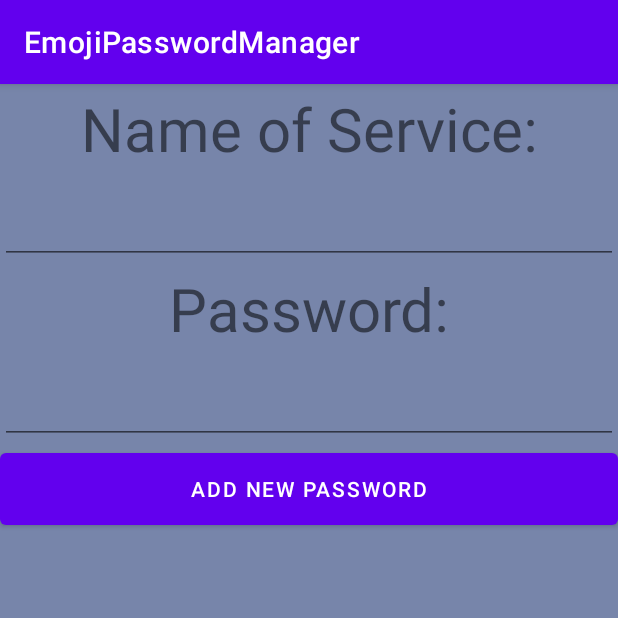
After one commit to arstagaev/EmojiPasswordManager, an Android app: the ResultFragment screen opened through its navigation route, on a phone screen of 412 x 824 dp, the top half of it. The commit adds this screen. Run offline under Robolectric (Android 15) with nearby library versions, the phone set to English and light mode, and no system bars; our stand-ins replace Room's generated code, Timber; 3 statements that could not run were skipped.

Commit message:
added main features

```diff
--- a/app/build.gradle
+++ b/app/build.gradle
@@ -40,6 +40,7 @@ dependencies {
     implementation 'androidx.appcompat:appcompat:1.2.0'
     implementation 'com.google.android.material:material:1.2.1'
     implementation 'androidx.constraintlayout:constraintlayout:2.0.4'
+    implementation 'androidx.legacy:legacy-support-v4:1.0.0'
     testImplementation 'junit:junit:4.+'
     androidTestImplementation 'androidx.test.ext:junit:1.1.2'
     androidTestImplementation 'androidx.test.espresso:espresso-core:3.3.0'
@@ -71,6 +72,7 @@ dependencies {
     implementation "androidx.navigation:navigation-fragment-ktx:2.3.1"
     implementation "androidx.navigation:navigation-ui-ktx:2.3.1"
 
+
     // Glide
 //    implementation 'com.github.bumptech.glide:glide:4.11.0'
 //    kapt 'com.github.bumptech.glide:compiler:4.11.0'
--- /dev/null
+++ b/app/src/main/java/com/revolve44/emojipasswordmanager/GameFragment.kt
@@ -0,0 +1,116 @@
+package com.revolve44.emojipasswordmanager
+
+import android.content.Context
+import android.os.Bundle
+import androidx.fragment.app.Fragment
+import android.view.View
+import androidx.lifecycle.Observer
+import androidx.navigation.fragment.NavHostFragment
+import androidx.recyclerview.widget.LinearLayoutManager
+import androidx.recyclerview.widget.RecyclerView
+import com.revolve44.emojipasswordmanager.ui.MainViewModel
+import com.revolve44.emojipasswordmanager.ui.MassiveAdapter
+import kotlinx.android.synthetic.main.fragment_game.*
+import timber.log.Timber
+import java.lang.Exception
+
+// TODO: Rename parameter arguments, choose names that match
+// the fragment initialization parameters, e.g. ARG_ITEM_NUMBER
+private const val ARG_PARAM1 = "param1"
+private const val ARG_PARAM2 = "param2"
+
+/**
+ * A simple [Fragment] subclass.
+ * Use the [GameFragment.newInstance] factory method to
+ * create an instance of this fragment.
+ */
+class GameFragment : Fragment(R.layout.fragment_game), MassiveAdapter.OnItemClickListener {
+    // TODO: Rename and change types of parameters
+    private var param1: String? = null
+    private var param2: String? = null
+
+   // private val exampleList = generateDummyList(500)
+   // private var adapter = MassiveAdapter(exampleList, this)
+    lateinit var recycler_view : RecyclerView
+
+    lateinit var viewModel : MainViewModel
+
+    override fun onCreate(savedInstanceState: Bundle?) {
+        super.onCreate(savedInstanceState)
+        arguments?.let {
+            param1 = it.getString(ARG_PARAM1)
+            param2 = it.getString(ARG_PARAM2)
+        }
+    }
+
+    override fun onViewCreated(view: View, savedInstanceState: Bundle?) {
+        super.onViewCreated(view, savedInstanceState)
+
+        val activity = activity as Context
+        viewModel =(activity as MainActivity).viewModel
+
+
+        fab.setOnClickListener {
+            //go to another fragment
+            NavHostFragment.findNavController(this).navigate(R.id.action_gameFragment_to_resultFragment)
+        }
+
+        recycler_view = view.findViewById(R.id.recycler_view)
+
+
+
+        viewModel.getAllPasswords().observe(viewLifecycleOwner, Observer { updates ->
+            try {
+                val adapter = MassiveAdapter(updates, this)
+                recycler_view.adapter = adapter
+                recycler_view.layoutManager = LinearLayoutManager(activity)
+                recycler_view.setHasFixedSize(true)
+            }catch (e: Exception){
+                Timber.e("rclvw ERROR log: "+e.message)
+            }
+
+
+        })
+
+
+
+    }
+
+    companion object {
+        /**
+         * Use this factory method to create a new instance of
+         * this fragment using the provided parameters.
+         *
+         * @param param1 Parameter 1.
+         * @param param2 Parameter 2.
+         * @return A new instance of fragment GameFragment.
+         */
+        // TODO: Rename and change types and number of parameters
+        @JvmStatic
+        fun newInstance(param1: String, param2: String) =
+            GameFragment().apply {
+                arguments = Bundle().apply {
+                    putString(ARG_PARAM1, param1)
+                    putString(ARG_PARAM2, param2)
+                }
+            }
+    }
+
+    override fun onItemClick(position: Int) {
+
+    }
+
+//    private fun generateDummyList(size: Int): ArrayList<PairNameandPassword> {
+//        val list = ArrayList<PairNameandPassword>()
+//        for (i in 0 until size) {
+//            val drawable = when (i % 3) {
+//                0 -> R.drawable.ic_baseline_add_24
+//                1 -> R.drawable.ic_baseline_add_24
+//                else -> R.drawable.ic_baseline_add_24
+//            }
+//            val item = PairNameandPassword(drawable, "Item $i", "Line 2")
+//            list += item
+//        }
+//        return list
+//    }
+}
--- a/app/src/main/java/com/revolve44/emojipasswordmanager/MainActivity.kt
+++ b/app/src/main/java/com/revolve44/emojipasswordmanager/MainActivity.kt
@@ -2,10 +2,23 @@ package com.revolve44.emojipasswordmanager
 
 import androidx.appcompat.app.AppCompatActivity
 import android.os.Bundle
+import androidx.lifecycle.ViewModelProvider
+import com.revolve44.emojipasswordmanager.repository.PassRepository
+import com.revolve44.emojipasswordmanager.ui.MainViewModel
+import com.revolve44.emojipasswordmanager.ui.ViewModelProviderFactory
 
 class MainActivity : AppCompatActivity() {
+
+    lateinit var viewModel : MainViewModel
+
     override fun onCreate(savedInstanceState: Bundle?) {
         super.onCreate(savedInstanceState)
         setContentView(R.layout.activity_main)
+
+        val repository = PassRepository(application) // really? wtf
+
+        val viewModelProviderFactory = ViewModelProviderFactory(application, repository)
+        viewModel = ViewModelProvider(this, viewModelProviderFactory).get(MainViewModel::class.java)
+
     }
 }
--- /dev/null
+++ b/app/src/main/java/com/revolve44/emojipasswordmanager/ResultFragment.kt
@@ -0,0 +1,82 @@
+package com.revolve44.emojipasswordmanager
+
+import android.content.Context
+import android.os.Bundle
+import android.text.Editable
+import androidx.fragment.app.Fragment
+import android.view.LayoutInflater
+import android.view.View
+import android.view.ViewGroup
+import android.widget.Button
+import android.widget.EditText
+import com.revolve44.emojipasswordmanager.models.PairNameandPassword
+import com.revolve44.emojipasswordmanager.ui.MainViewModel
+
+// TODO: Rename parameter arguments, choose names that match
+// the fragment initialization parameters, e.g. ARG_ITEM_NUMBER
+private const val ARG_PARAM1 = "param1"
+private const val ARG_PARAM2 = "param2"
+
+/**
+ * A simple [Fragment] subclass.
+ * Use the [ResultFragment.newInstance] factory method to
+ * create an instance of this fragment.
+ */
+class ResultFragment : Fragment(R.layout.fragment_result) {
+    // TODO: Rename and change types of parameters
+    private var param1: String? = null
+    private var param2: String? = null
+
+    lateinit var viewModel : MainViewModel
+    lateinit var confirmButton : Button
+    lateinit var inputServiceName : EditText
+    lateinit var inputPassword : EditText
+
+    override fun onCreate(savedInstanceState: Bundle?) {
+        super.onCreate(savedInstanceState)
+        arguments?.let {
+            param1 = it.getString(ARG_PARAM1)
+            param2 = it.getString(ARG_PARAM2)
+        }
+    }
+
+    override fun onViewCreated(view: View, savedInstanceState: Bundle?) {
+        super.onViewCreated(view, savedInstanceState)
+        val activity = activity as Context
+        viewModel =(activity as MainActivity).viewModel
+        confirmButton = view.findViewById(R.id.confirm)
+        inputServiceName = view.findViewById(R.id.input_name_of_service)
+        inputPassword = view.findViewById(R.id.input_password)
+
+
+        confirmButton.setOnClickListener {
+
+            val pairNameandPassword : PairNameandPassword = PairNameandPassword("VK","qwerty")
+            viewModel.newPassword.value =  pairNameandPassword
+            viewModel.addPassword("${inputServiceName.text}", "${inputPassword.text}")
+        }
+
+
+    }
+
+
+    companion object {
+        /**
+         * Use this factory method to create a new instance of
+         * this fragment using the provided parameters.
+         *
+         * @param param1 Parameter 1.
+         * @param param2 Parameter 2.
+         * @return A new instance of fragment ResultFragment.
+         */
+        // TODO: Rename and change types and number of parameters
+        @JvmStatic
+        fun newInstance(param1: String, param2: String) =
+                ResultFragment().apply {
+                    arguments = Bundle().apply {
+                        putString(ARG_PARAM1, param1)
+                        putString(ARG_PARAM2, param2)
+                    }
+                }
+    }
+}
--- a/app/src/main/java/com/revolve44/emojipasswordmanager/repository/PassRepository.kt
+++ b/app/src/main/java/com/revolve44/emojipasswordmanager/repository/PassRepository.kt
@@ -1,4 +1,16 @@
 package com.revolve44.emojipasswordmanager.repository
 
-class PassRepository {
+import android.app.Application
+import com.revolve44.emojipasswordmanager.models.PairNameandPassword
+import com.revolve44.emojipasswordmanager.storage.PassDatabase
+
+class PassRepository (app : Application) {
+    val db : PassDatabase = PassDatabase.getInstance(app)
+    val dao = db.passDao
+
+    suspend fun addPassword(pairNameandPassword: PairNameandPassword) = db.passDao.addPassword(pairNameandPassword)
+
+    fun getAllForecastCells() = db.passDao.getAllPasswords()
+
+    suspend fun deletePassword(pairNameandPassword: PairNameandPassword) = db.passDao.deleteOnePassword(pairNameandPassword)
 }
--- /dev/null
+++ b/app/src/main/java/com/revolve44/emojipasswordmanager/ui/MainViewModel.kt
@@ -0,0 +1,47 @@
+package com.revolve44.emojipasswordmanager.ui
+
+import android.app.Application
+import androidx.lifecycle.AndroidViewModel
+import androidx.lifecycle.LiveData
+import androidx.lifecycle.MutableLiveData
+import androidx.lifecycle.viewModelScope
+import com.revolve44.emojipasswordmanager.models.PairNameandPassword
+import com.revolve44.emojipasswordmanager.repository.PassRepository
+import kotlinx.coroutines.launch
+import timber.log.Timber
+
+class MainViewModel(app: Application, private val repository: PassRepository) : AndroidViewModel(app) {
+
+    //val repository : PassRepository = PassRepository(app)
+
+    var newPassword = MutableLiveData<PairNameandPassword>()
+
+    private var allForecastforChart : LiveData<List<PairNameandPassword>> = repository.getAllForecastCells()
+
+    init {
+        //startAlphaRequest()
+
+
+        Timber.i("init viewModel")
+    }
+
+//    fun addPassword(pairNameandPassword: PairNameandPassword) = viewModelScope.launch {
+//
+//    }
+
+    fun addPassword(nameOfService: String, password: String) = viewModelScope.launch{
+        val pairNameandPassword = PairNameandPassword(nameOfService,password)
+
+        repository.addPassword(pairNameandPassword)
+    }
+
+    fun getAllPasswords() : LiveData<List<PairNameandPassword>> {
+
+        return allForecastforChart
+    }
+
+    suspend fun deletePassword(pairNameandPassword: PairNameandPassword) {
+        repository.deletePassword(pairNameandPassword)
+    }
+
+}
--- /dev/null
+++ b/app/src/main/java/com/revolve44/emojipasswordmanager/ui/ViewModelProviderFactory.kt
@@ -0,0 +1,15 @@
+package com.revolve44.emojipasswordmanager.ui
+
+import android.app.Application
+import androidx.lifecycle.ViewModel
+import androidx.lifecycle.ViewModelProvider
+import com.revolve44.emojipasswordmanager.repository.PassRepository
+
+class ViewModelProviderFactory(
+    val app : Application,
+    val repository: PassRepository
+) : ViewModelProvider.Factory {
+    override fun <T : ViewModel?> create(modelClass: Class<T>): T {
+        return MainViewModel(app,repository) as T
+    }
+}
--- /dev/null
+++ b/app/src/main/java/com/revolve44/emojipasswordmanager/utils/Converters.kt
@@ -0,0 +1,5 @@
+package com.revolve44.emojipasswordmanager.utils
+
+fun savepswrd(){
+
+}
--- /dev/null
+++ b/app/src/main/res/drawable/ic_baseline_add_24.xml
@@ -0,0 +1,10 @@
+<vector xmlns:android="http://schemas.android.com/apk/res/android"
+    android:width="24dp"
+    android:height="24dp"
+    android:viewportWidth="24"
+    android:viewportHeight="24"
+    android:tint="?attr/colorControlNormal">
+  <path
+      android:fillColor="@android:color/white"
+      android:pathData="M19,13h-6v6h-2v-6H5v-2h6V5h2v6h6v2z"/>
+</vector>
--- a/app/src/main/res/layout/activity_main.xml
+++ b/app/src/main/res/layout/activity_main.xml
@@ -6,13 +6,12 @@
     android:layout_height="match_parent"
     tools:context=".MainActivity">
 
-    <TextView
-        android:layout_width="wrap_content"
-        android:layout_height="wrap_content"
-        android:text="Hello World!"
-        app:layout_constraintBottom_toBottomOf="parent"
-        app:layout_constraintLeft_toLeftOf="parent"
-        app:layout_constraintRight_toRightOf="parent"
-        app:layout_constraintTop_toTopOf="parent" />
+    <fragment
+        android:id="@+id/nav_host_fragment"
+        android:name="androidx.navigation.fragment.NavHostFragment"
+        android:layout_width="match_parent"
+        android:layout_height="match_parent"
+        app:defaultNavHost="true"
+        app:navGraph="@navigation/main_navigation" />
 
 </androidx.constraintlayout.widget.ConstraintLayout>
--- /dev/null
+++ b/app/src/main/res/layout/fragment_result.xml
@@ -0,0 +1,56 @@
+<?xml version="1.0" encoding="utf-8"?>
+<FrameLayout xmlns:android="http://schemas.android.com/apk/res/android"
+    xmlns:tools="http://schemas.android.com/tools"
+    android:layout_width="match_parent"
+    android:layout_height="match_parent"
+    android:background="#7785AA"
+    tools:context=".ResultFragment">
+
+    <LinearLayout
+        android:layout_width="match_parent"
+        android:layout_height="match_parent"
+        android:orientation="vertical">
+        <TextView
+            android:layout_width="match_parent"
+            android:layout_height="60dp"
+            android:text="Name of Service:"
+            android:gravity="center"
+            android:textSize="40sp">
+
+        </TextView>
+        <EditText
+            android:id="@+id/input_name_of_service"
+            android:layout_width="match_parent"
+            android:layout_height="60dp">
+
+        </EditText>
+        <TextView
+            android:layout_width="match_parent"
+            android:layout_height="60dp"
+            android:text="Password:"
+            android:gravity="center"
+            android:textSize="40sp">
+
+        </TextView>
+
+        <EditText
+            android:id="@+id/input_password"
+            android:layout_width="match_parent"
+            android:layout_height="60dp">
+
+        </EditText>
+
+        <Button
+            android:id="@+id/confirm"
+            android:layout_width="match_parent"
+            android:layout_height="60dp"
+            android:text="add new password">
+
+        </Button>
+    </LinearLayout>
+
+
+
+
+
+</FrameLayout>
--- /dev/null
+++ b/app/src/main/res/navigation/main_navigation.xml
@@ -0,0 +1,22 @@
+<?xml version="1.0" encoding="utf-8"?>
+<navigation xmlns:android="http://schemas.android.com/apk/res/android"
+    xmlns:app="http://schemas.android.com/apk/res-auto"
+    xmlns:tools="http://schemas.android.com/tools"
+    android:id="@+id/main_navigation"
+    app:startDestination="@id/gameFragment">
+
+    <fragment
+        android:id="@+id/gameFragment"
+        android:name="com.revolve44.emojipasswordmanager.GameFragment"
+        android:label="fragment_game"
+        tools:layout="@layout/fragment_game" >
+        <action
+            android:id="@+id/action_gameFragment_to_resultFragment"
+            app:destination="@id/resultFragment" />
+    </fragment>
+    <fragment
+        android:id="@+id/resultFragment"
+        android:name="com.revolve44.emojipasswordmanager.ResultFragment"
+        android:label="fragment_result"
+        tools:layout="@layout/fragment_result" />
+</navigation>
--- a/app/src/main/res/values/strings.xml
+++ b/app/src/main/res/values/strings.xml
@@ -1,3 +1,5 @@
 <resources>
     <string name="app_name">EmojiPasswordManager</string>
+    <!-- TODO: Remove or change this placeholder text -->
+    <string name="hello_blank_fragment">Hello blank fragment</string>
 </resources>
```
Also changed, not shown: app/src/main/java/com/revolve44/emojipasswordmanager/AppEmojiPass.kt (+7 -0 lines), app/src/main/java/com/revolve44/emojipasswordmanager/ui/MassiveAdapter.kt (added, +56 -0 lines), app/src/main/res/layout/fragment_game.xml (added, +24 -0 lines), app/src/main/res/layout/massive_item.xml (added, +84 -0 lines).
